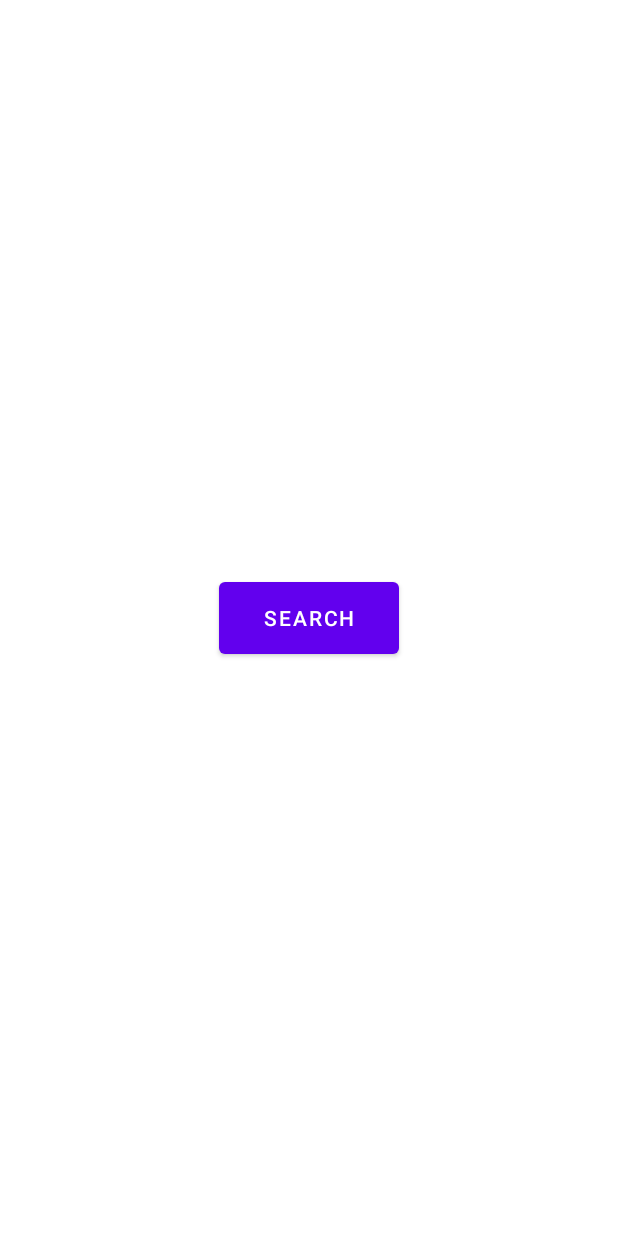
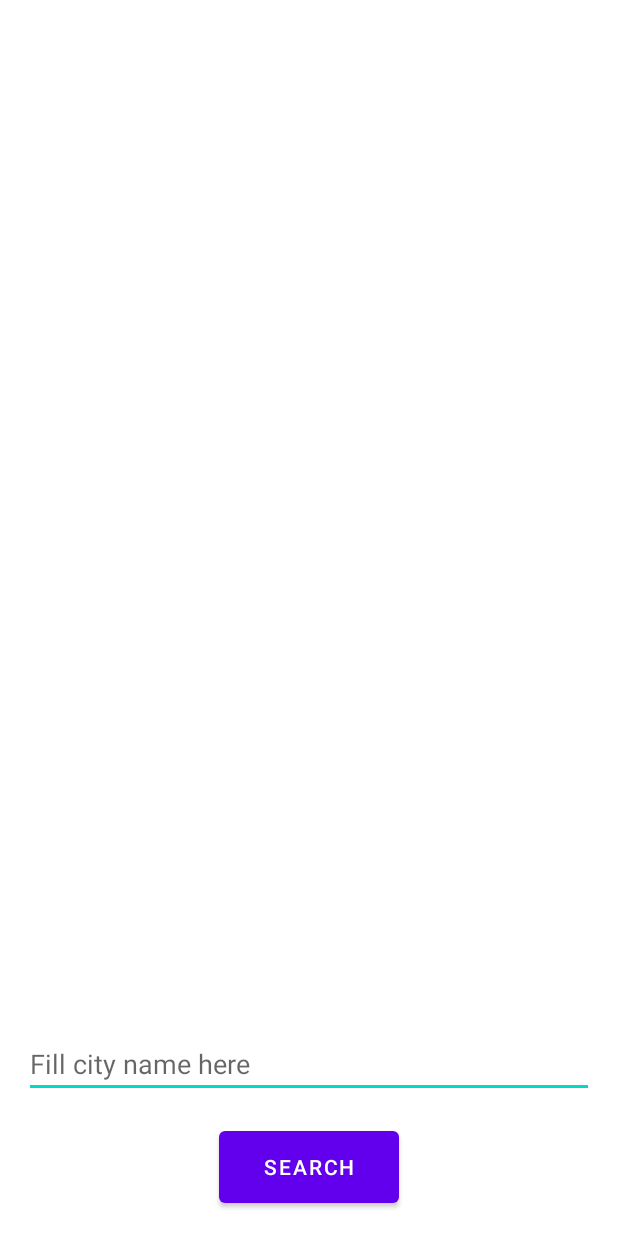
Before and after one commit to peeranont-jam/android_basic_weather_forecast, an Android app: the layout fragment_current_weather.xml on its own in the app's theme, with its tools: preview values and no code run, on a phone screen of 412 x 824 dp. Run offline under Robolectric (Android 15) with nearby library versions, the phone set to English and light mode, and no system bars.

Commit message:
Add city name input EditText

```diff
--- a/app/src/main/res/layout/fragment_current_weather.xml
+++ b/app/src/main/res/layout/fragment_current_weather.xml
@@ -7,28 +7,53 @@
     tools:context=".view.currentweather.CurrentWeatherFragment">
 
     <TextView
-        android:id="@+id/tv_info"
+        android:id="@+id/tv_city_name"
         android:layout_width="0dp"
         android:layout_height="wrap_content"
         android:gravity="center"
         android:text="@string/text_city_name"
         android:textSize="40sp"
         android:visibility="gone"
+        app:layout_constraintEnd_toEndOf="parent"
+        app:layout_constraintStart_toStartOf="parent"
+        app:layout_constraintTop_toTopOf="parent" />
+
+    <TextView
+        android:id="@+id/tv_info"
+        android:layout_width="0dp"
+        android:layout_height="wrap_content"
+        android:gravity="center"
+        android:text="@string/text_lat_long"
+        android:textSize="40sp"
+        android:visibility="gone"
+        app:layout_constraintBottom_toTopOf="@+id/et_city_name"
+        app:layout_constraintEnd_toEndOf="parent"
+        app:layout_constraintStart_toStartOf="parent"
+        app:layout_constraintTop_toBottomOf="@id/tv_city_name" />
+
+    <EditText
+        android:id="@+id/et_city_name"
+        android:layout_width="0dp"
+        android:layout_height="wrap_content"
+        android:layout_marginStart="16dp"
+        android:layout_marginEnd="16dp"
+        android:layout_marginBottom="16dp"
+        android:hint="@string/et_hint"
+        android:importantForAutofill="no"
+        android:inputType="text"
+        android:maxLength="60"
         app:layout_constraintBottom_toTopOf="@+id/btn_search"
         app:layout_constraintEnd_toEndOf="parent"
-        app:layout_constraintStart_toStartOf="parent"
-        app:layout_constraintTop_toTopOf="parent"
-        app:layout_constraintVertical_chainStyle="spread" />
+        app:layout_constraintStart_toStartOf="parent" />
 
     <Button
         android:id="@+id/btn_search"
         android:layout_width="120dp"
         android:layout_height="60dp"
+        android:layout_marginBottom="16dp"
         android:text="@string/btn_search"
         app:layout_constraintBottom_toBottomOf="parent"
         app:layout_constraintEnd_toEndOf="parent"
-        app:layout_constraintHorizontal_bias="0.5"
-        app:layout_constraintStart_toStartOf="parent"
-        app:layout_constraintTop_toBottomOf="@+id/tv_info" />
+        app:layout_constraintStart_toStartOf="parent" />
 
 </androidx.constraintlayout.widget.ConstraintLayout>
--- a/app/src/main/res/values/strings.xml
+++ b/app/src/main/res/values/strings.xml
@@ -3,5 +3,6 @@
 
     <string name="btn_search">Search</string>
     <string name="text_city_name">City Name</string>
-    <string name="text_lat_long">Lat: %1$d, Long: %2$d</string>
+    <string name="text_lat_long">Lat: %1$f, Long: %2$f</string>
+    <string name="et_hint">Fill city name here</string>
 </resources>
```
Also changed, not shown: app/src/main/java/com/example/basicweatherforecast/view/currentweather/CurrentWeatherFragment.kt (+13 -7 lines), 1 other file.
